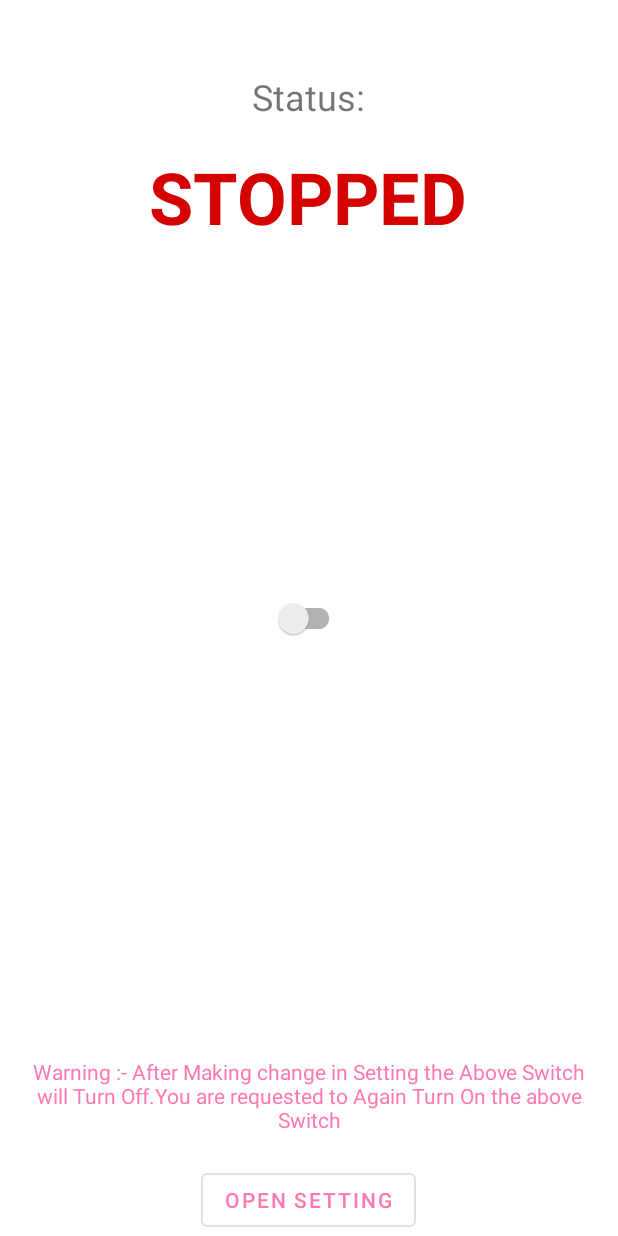
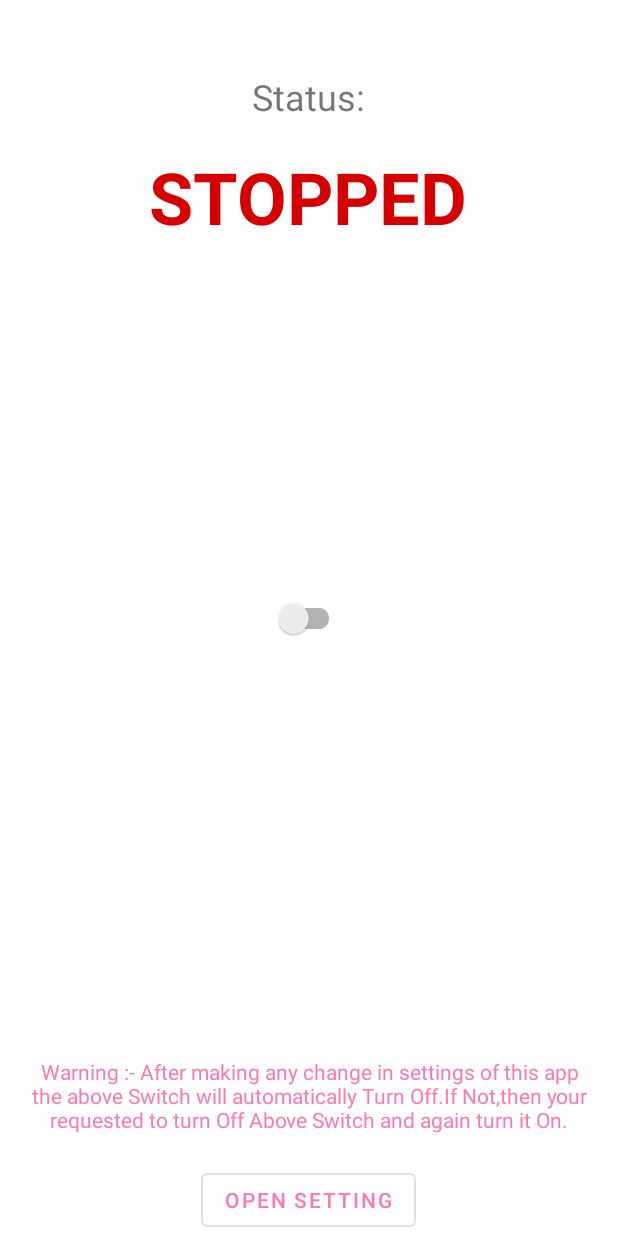
Before and after one commit to ajeetAk47/DoNotDisturb, an Android app: the MainActivity screen opened directly, with no data from a screen before it, on a phone screen of 412 x 824 dp. Run offline under Robolectric (Android 15) with nearby library versions, the phone set to English and light mode, and no system bars; libraries missing offline, so code that uses them is left out: com.polyak.iconswitch; plain views replace IconSwitch; 4 statements that could not run were skipped.

Commit message:
stable version

```diff
--- a/app/src/main/res/layout/activity_main.xml
+++ b/app/src/main/res/layout/activity_main.xml
@@ -77,6 +77,4 @@
         android:layout_gravity="bottom"
         android:text="@string/SettingButton"
         android:textColor="@color/colorAccent" />
-
-
 </RelativeLayout>
--- a/app/src/main/res/values/strings.xml
+++ b/app/src/main/res/values/strings.xml
@@ -53,7 +53,7 @@
     <string name="whatsAppAddWordKey">WhatsAppWord_key</string>
     <string name="WhatsAppAddWordTitle">Add Words</string>
     <string name="callSettings">Call Settings</string>
-    <string name="WarningText">Warning :- After Making change in Setting the Above Switch will Turn Off.You are requested to Again Turn On the above Switch</string>
+    <string name="WarningText">Warning :- After making any change in settings of this app the above Switch will automatically Turn Off.If Not,then your requested to turn Off Above Switch and again turn it On.</string>
     <string name="SettingButton">Open Setting</string>
     <string name="notificationListener">NotificationListener</string>
 
```
